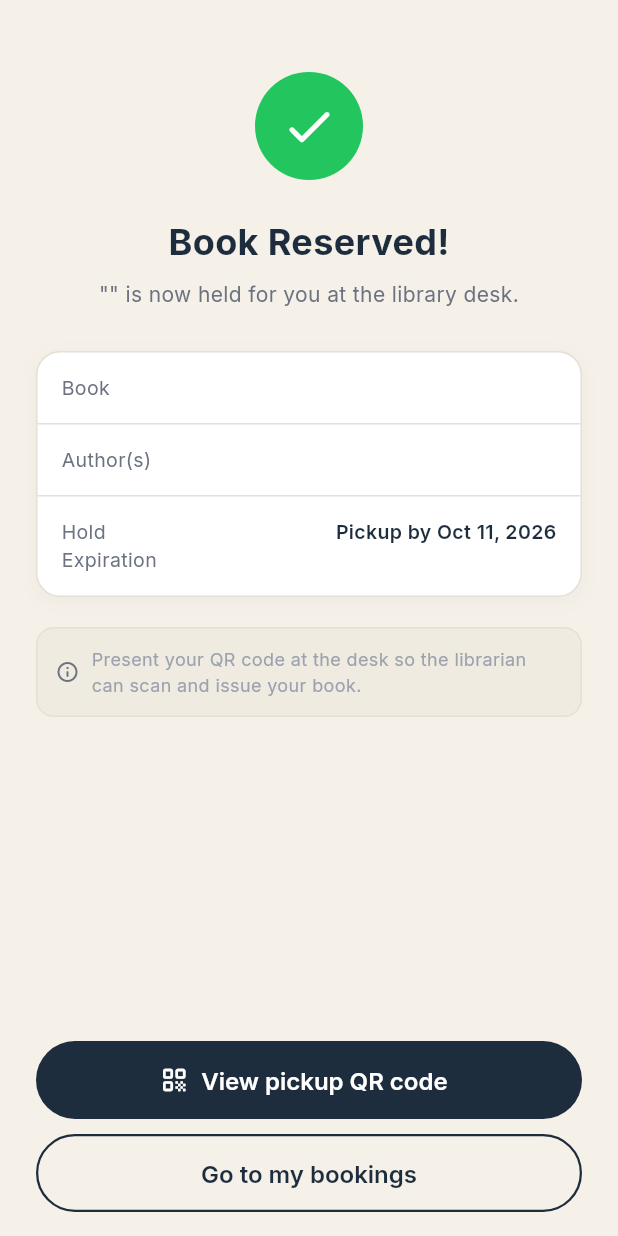
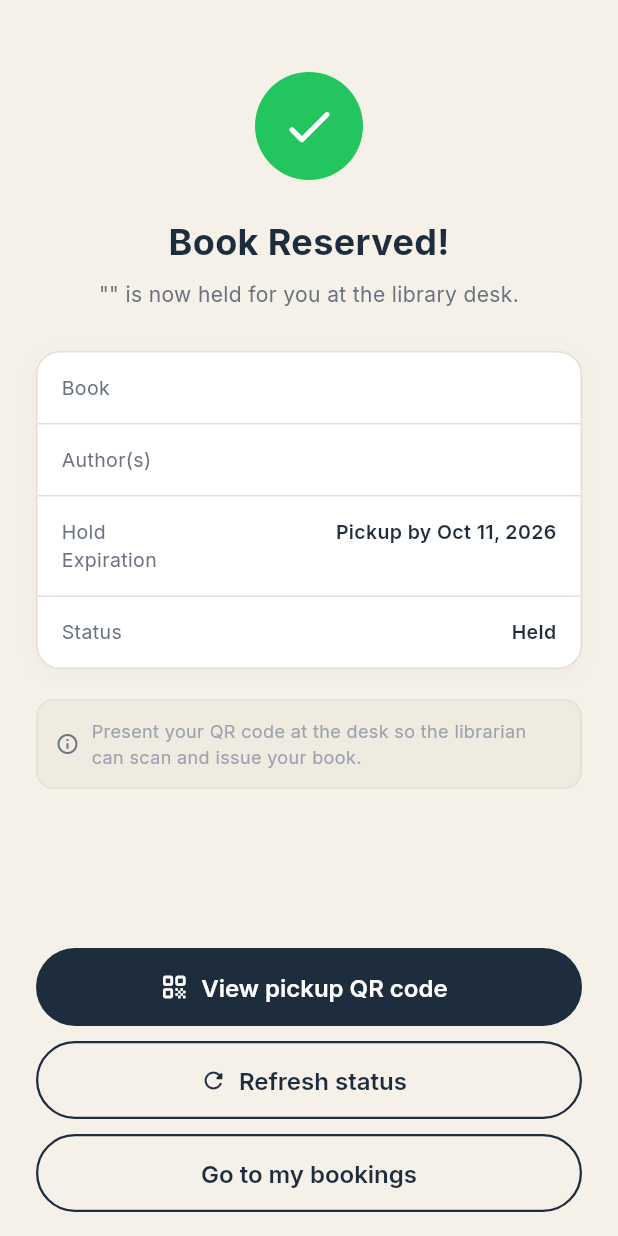
Before and after one commit to chamodhlv/IT3060-Y3.S2.WE_24-library-book-seat-booking-app, a Flutter app: the BookReservationConfirmationScreen screen opened directly with empty values, after a tap on "View pickup QR code", after a tap on "Confirmation", on a phone screen of 412 x 824 dp. Run offline on Flutter 3.47's test engine with Material 3 defaults, Android fonts, the phone set to English and light mode, and no system bars; our stand-ins replace flutter_dotenv, flutter_svg, google_fonts, qr_flutter, shared_preferences, supabase_flutter; missing offline and left inert: mobile_scanner; accounts and stored records are empty.

Commit message:
fix reservation confirmation and status update

```diff
--- a/lib/screens/student/book_reservation_confirmation_screen.dart
+++ b/lib/screens/student/book_reservation_confirmation_screen.dart
@@ -4,6 +4,7 @@ import 'package:qr_flutter/qr_flutter.dart';
 import '../../config/app_theme.dart';
 import '../../models/book_model.dart';
 import '../../models/book_reservation_model.dart';
+import '../../services/book_service.dart';
 
 /// Screen showing book reservation confirmation and pickup QR code.
 class BookReservationConfirmationScreen extends StatefulWidget {
@@ -25,6 +26,28 @@ class _BookReservationConfirmationScreenState
     extends State<BookReservationConfirmationScreen> {
   // 0 = confirmation, 1 = QR code
   int _page = 0;
+  late BookReservation _reservation;
+  bool _isRefreshing = false;
+
+  @override
+  void initState() {
+    super.initState();
+    _reservation = widget.reservation;
+  }
+
+  Future<void> _refreshStatus() async {
+    if (_isRefreshing) return;
+    setState(() => _isRefreshing = true);
+    try {
+      final latest =
+          await BookService().getReservationById(_reservation.id);
+      if (mounted && latest != null) {
+        setState(() => _reservation = latest);
+      }
+    } finally {
+      if (mounted) setState(() => _isRefreshing = false);
+    }
+  }
 
   @override
   Widget build(BuildContext context) {
@@ -40,7 +63,7 @@ class _BookReservationConfirmationScreenState
   }
 
   Widget _buildConfirmPage() {
-    final r = widget.reservation;
+    final r = _reservation;
     final book = widget.book;
     final expires = r.holdExpiresAt;
     final expiryFormatted =
@@ -111,6 +134,8 @@ class _BookReservationConfirmationScreenState
                   const Divider(height: 1, color: AppTheme.divider),
                 ],
                 _detailRow('Hold Expiration', 'Pickup by $expiryFormatted'),
+                const Divider(height: 1, color: AppTheme.divider),
+                _detailRow('Status', _statusLabel(r)),
               ],
             ),
           ),
@@ -147,9 +172,23 @@ class _BookReservationConfirmationScreenState
           child: Column(
             children: [
               ElevatedButton.icon(
-                onPressed: () => setState(() => _page = 1),
+                onPressed: r.isReserved ? () => setState(() => _page = 1) : null,
                 icon: const Icon(Icons.qr_code_rounded, size: 20),
-                label: const Text('View pickup QR code'),
+                label: Text(r.isReserved
+                    ? 'View pickup QR code'
+                    : 'Pickup QR unavailable'),
+              ),
+              const SizedBox(height: 10),
+              OutlinedButton.icon(
+                onPressed: _isRefreshing ? null : _refreshStatus,
+                icon: _isRefreshing
+                    ? const SizedBox(
+                        width: 16,
+                        height: 16,
+                        child: CircularProgressIndicator(strokeWidth: 2),
+                      )
+                    : const Icon(Icons.refresh_rounded, size: 18),
+                label: const Text('Refresh status'),
               ),
               const SizedBox(height: 10),
               OutlinedButton(
@@ -166,7 +205,7 @@ class _BookReservationConfirmationScreenState
   }
 
   Widget _buildQrPage() {
-    final r = widget.reservation;
+    final r = _reservation;
     final book = widget.book;
 
     return SingleChildScrollView(
@@ -311,7 +350,7 @@ class _BookReservationConfirmationScreenState
                   Row(
                     children: [
                       Text(
-                        'Ready for pickup',
+                        _statusDescription(r),
                         style: GoogleFonts.inter(
                             fontSize: 15,
                             fontWeight: FontWeight.w600,
@@ -325,7 +364,7 @@ class _BookReservationConfirmationScreenState
                           color: const Color(0xFFFEF3C7),
                           borderRadius: BorderRadius.circular(20),
                         ),
-                        child: Text('Held',
+                        child: Text(_statusLabel(r),
                             style: GoogleFonts.inter(
                                 fontSize: 11,
                                 fontWeight: FontWeight.w600,
@@ -335,7 +374,9 @@ class _BookReservationConfirmationScreenState
                   ),
                   const SizedBox(height: 6),
                   Text(
-                    'Expires on ${_monthName(r.holdExpiresAt.month)} ${r.holdExpiresAt.day}',
+                    r.isReserved
+                        ? 'Expires on ${_monthName(r.holdExpiresAt.month)} ${r.holdExpiresAt.day}'
+                        : 'Last updated ${_formatDate(r.updatedAt ?? r.createdAt)}',
                     style: GoogleFonts.inter(
                         fontSize: 12, color: AppTheme.textMuted),
                   ),
@@ -403,4 +444,33 @@ class _BookReservationConfirmationScreenState
     ];
     return months[month - 1];
   }
+
+  String _statusLabel(BookReservation reservation) {
+    switch (reservation.status) {
+      case BookReservationStatus.reserved:
+        return 'Held';
+      case BookReservationStatus.borrowed:
+        return 'Borrowed';
+      case BookReservationStatus.returned:
+        return 'Returned';
+      case BookReservationStatus.cancelled:
+        return 'Cancelled';
+    }
+  }
+
+  String _statusDescription(BookReservation reservation) {
+    switch (reservation.status) {
+      case BookReservationStatus.reserved:
+        return 'Ready for pickup';
+      case BookReservationStatus.borrowed:
+        return 'Checked out';
+      case BookReservationStatus.returned:
+        return 'Returned to library';
+      case BookReservationStatus.cancelled:
+        return 'Reservation cancelled';
+    }
+  }
+
+  String _formatDate(DateTime date) =>
+      '${_monthName(date.month)} ${date.day}, ${date.year}';
 }
```
Also changed, not shown: lib/services/book_service.dart (+24 -1 lines).
